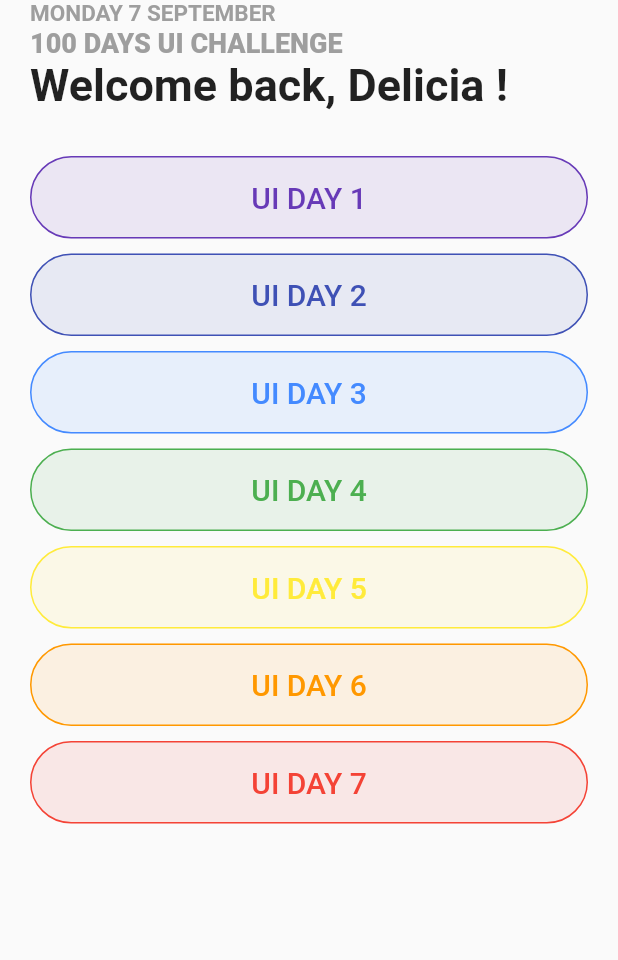
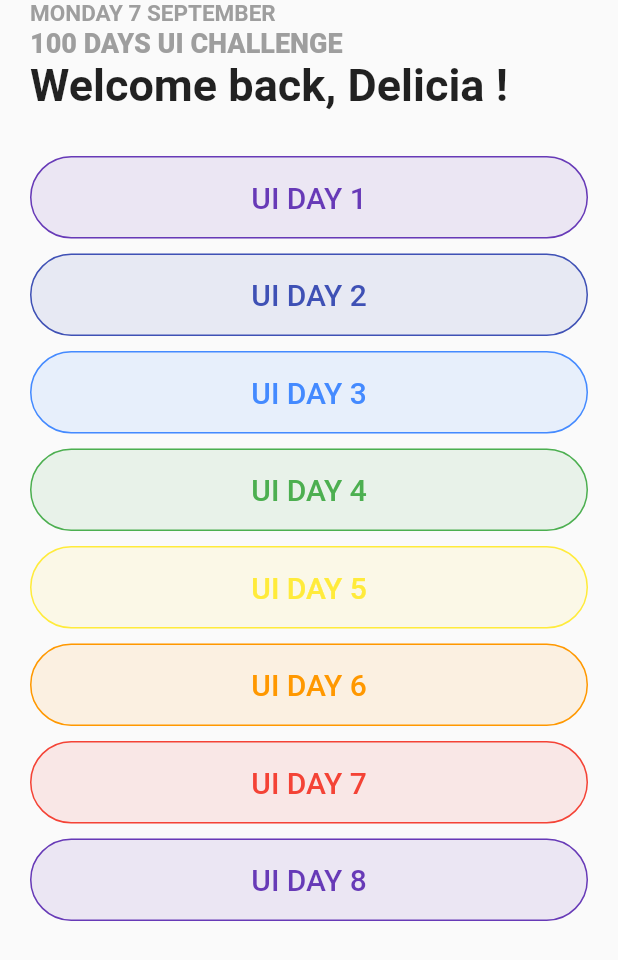
Before and after one commit to deliciafernandes/Inspo, a Flutter app: the screen it shows after launch, on a phone screen of 412 x 824 dp. Shown: the top 960 px of the screen. Run offline on Flutter 3.47's test engine with Material 2 defaults, Android fonts, the phone set to English and light mode, and no system bars; our stand-ins replace flutter_switch, page_transition, simple_animations; missing offline and left inert: animator.

Commit message:
Day8 added

```diff
--- a/lib/Homepage.dart
+++ b/lib/Homepage.dart
@@ -58,6 +58,10 @@ class HomePage extends StatelessWidget {
       color: Colors.red,
       day: 7,
     ),
+    ReusableHomePageButton(
+      color: Colors.deepPurple,
+      day: 8,
+    ),
   ];
 
   @override
--- a/lib/main.dart
+++ b/lib/main.dart
@@ -1,4 +1,5 @@
 import 'package:flutter/material.dart';
+import 'package:inspo_app/UI_Screens/Day8/Day8.dart';
 
 import 'Homepage.dart';
 import 'UI_Screens/Day1/Day1.dart';
@@ -26,6 +27,7 @@ class MyApp extends StatelessWidget {
         Day5.id: (context) => Day5(),
         Day6.id: (context) => Day6(),
         Day7.id: (context) => Day7(),
+        Day8.id: (context) => Day8(),
       },
     );
   }
```
Also changed, not shown: lib/UI_Screens/Day8/Day8.dart (added, +10 -0 lines).
